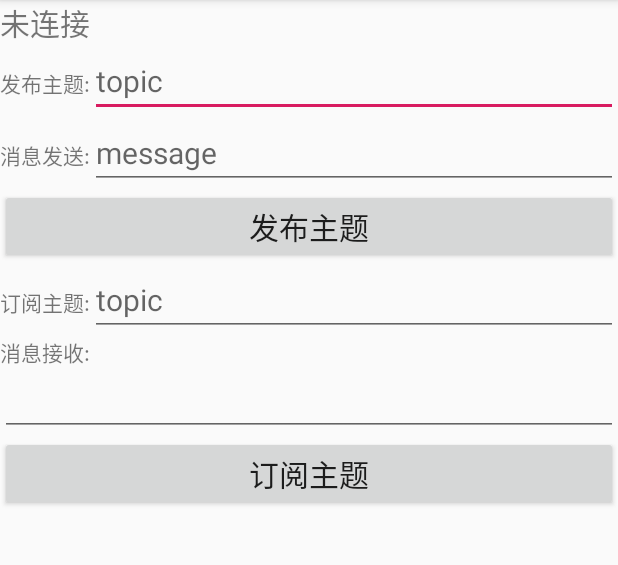
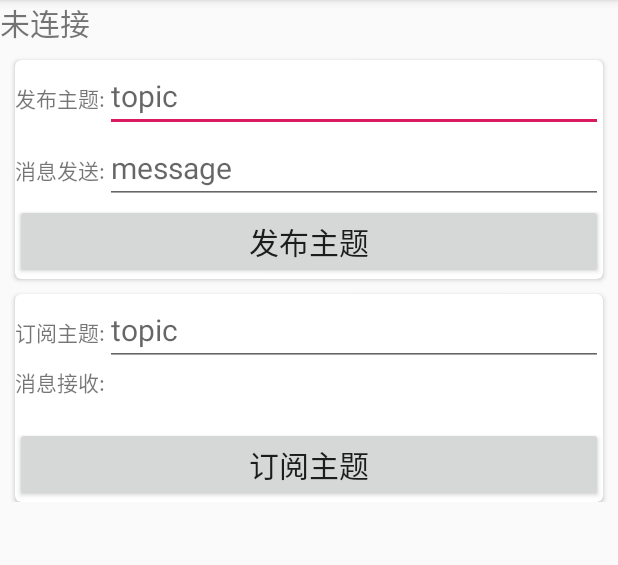
Before and after one commit to lnstow/mqtt-client, an Android app: the PubSubTestActivity screen opened directly, with no data from a screen before it, on a phone screen of 412 x 824 dp, the part 84-649 px from its top. Run offline under Robolectric (Android 15) with nearby library versions, the phone set to English and light mode, and no system bars; libraries missing offline, so code that uses them is left out: org.eclipse.paho; 2 statements that could not run were skipped.

Commit message:
优化发布/订阅调试界面

```diff
--- a/app/build.gradle
+++ b/app/build.gradle
@@ -28,4 +28,6 @@ dependencies {
     androidTestImplementation 'androidx.test.espresso:espresso-core:3.1.1'
     implementation 'org.eclipse.paho:org.eclipse.paho.client.mqttv3:1.1.0'
     implementation 'org.eclipse.paho:org.eclipse.paho.android.service:1.1.1'
+    implementation 'com.google.android.material:material:1.2.0-alpha05'
+    implementation 'com.android.support:support-v4:4.4.1'
 }
--- a/app/src/main/java/com/example/mqttclient/PubSubTestActivity.java
+++ b/app/src/main/java/com/example/mqttclient/PubSubTestActivity.java
@@ -20,8 +20,8 @@ import org.eclipse.paho.client.mqttv3.MqttException;
 
 public class PubSubTestActivity extends AppCompatActivity implements MqttService.MqttEventCallBack {
 
-    private EditText topicPublish, topicSubscribe, messagePublish, messaageRecv;
-    private TextView connectState;
+    private EditText topicPublish, topicSubscribe, messagePublish;
+    private TextView connectState, messaageRecv;
     private MqttService.MqttBinder mqttBinder;
     private String TAG = "PubSubTestActivity";
     private String lastSubscribeTopic = null;
@@ -48,7 +48,7 @@ public class PubSubTestActivity extends AppCompatActivity implements MqttService
         topicPublish = findViewById(R.id.topic_publish_et);
         topicSubscribe = findViewById(R.id.topic_sub_et);
         messagePublish = findViewById(R.id.message_publish_et);
-        messaageRecv = findViewById(R.id.message_recv_et);
+        messaageRecv = findViewById(R.id.message_recv_tv);
         connectState = findViewById(R.id.pubsub_connect_state);
 
         Intent mqttServiceIntent = new Intent(this, MqttService.class);
--- a/app/src/main/java/com/example/mqttclient/mqtt/MqttService.java
+++ b/app/src/main/java/com/example/mqttclient/mqtt/MqttService.java
@@ -113,6 +113,7 @@ public class MqttService extends Service {
         }
 
         try {
+            if(!client.isConnected())
             client.connect(conOpt, null, iMqttActionListener);
         } catch (MqttException e) {
             e.printStackTrace();
--- a/app/src/main/res/layout/activity_pub_sub_test.xml
+++ b/app/src/main/res/layout/activity_pub_sub_test.xml
@@ -1,5 +1,6 @@
 <?xml version="1.0" encoding="utf-8"?>
 <LinearLayout xmlns:android="http://schemas.android.com/apk/res/android"
+    xmlns:app="http://schemas.android.com/apk/res-auto"
     android:layout_width="match_parent"
     android:layout_height="match_parent"
     android:orientation="vertical">
@@ -10,6 +11,19 @@
         android:layout_height="wrap_content"
         android:text="未连接"
         android:textSize="20sp" />
+
+    <androidx.cardview.widget.CardView
+        android:layout_width="match_parent"
+        android:layout_height="wrap_content"
+        android:layout_marginLeft="10dp"
+        android:layout_marginTop="10dp"
+        android:layout_marginRight="10dp"
+        app:cardCornerRadius="4dp">
+
+        <LinearLayout
+            android:layout_width="match_parent"
+            android:layout_height="wrap_content"
+            android:orientation="vertical">
 
             <LinearLayout
                 android:layout_width="match_parent"
@@ -54,6 +68,31 @@
                 android:layout_height="wrap_content"
                 android:text="发布主题"
                 android:textSize="20sp" />
+        </LinearLayout>
+    </androidx.cardview.widget.CardView>
+
+    <androidx.core.widget.NestedScrollView
+        android:layout_width="match_parent"
+        android:layout_height="match_parent"
+        app:layout_behavior="@string/appbar_scrolling_view_behavior">
+
+        <LinearLayout
+            android:layout_width="match_parent"
+            android:layout_height="wrap_content"
+            android:orientation="vertical">
+
+            <androidx.cardview.widget.CardView
+                android:layout_width="match_parent"
+                android:layout_height="wrap_content"
+                android:layout_marginLeft="10dp"
+                android:layout_marginTop="10dp"
+                android:layout_marginRight="10dp"
+                app:cardCornerRadius="4dp">
+
+                <LinearLayout
+                    android:layout_width="match_parent"
+                    android:layout_height="wrap_content"
+                    android:orientation="vertical">
 
                     <LinearLayout
                         android:layout_width="match_parent"
@@ -78,15 +117,10 @@
                         android:layout_height="wrap_content"
                         android:text="消息接收:" />
 
-    <ScrollView
-        android:layout_width="match_parent"
-        android:layout_height="wrap_content">
-
-        <EditText
-            android:id="@+id/message_recv_et"
+                    <TextView
+                        android:id="@+id/message_recv_tv"
                         android:layout_width="match_parent"
                         android:layout_height="match_parent" />
-    </ScrollView>
 
                     <Button
                         android:id="@+id/pubsub_ubscribe_btn"
@@ -95,5 +129,11 @@
                         android:layout_gravity="bottom"
                         android:text="订阅主题"
                         android:textSize="20sp" />
+                </LinearLayout>
+            </androidx.cardview.widget.CardView>
 
         </LinearLayout>
+
+    </androidx.core.widget.NestedScrollView>
+
+</LinearLayout>
```
Lines whose indentation alone changed are shown as unchanged.
